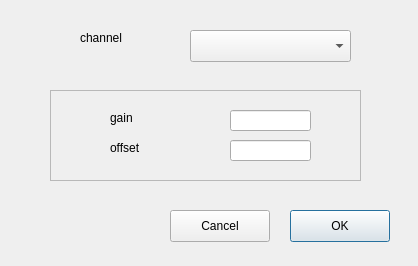
Qt form c-sources/devphysiodaq/devphysiodaq_ui/devphysiodaq_dialog.ui (JanMenssen/2023-physiomon) before a commit.
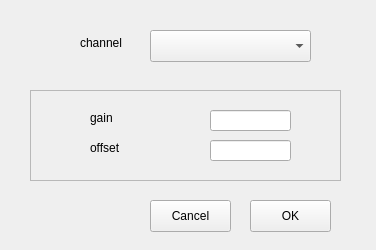
The same form after that commit.

```diff
--- a/c-sources/devphysiodaq/devphysiodaq_ui/devphysiodaq_dialog.ui
+++ b/c-sources/devphysiodaq/devphysiodaq_ui/devphysiodaq_dialog.ui
@@ -6,8 +6,8 @@
    <rect>
     <x>0</x>
     <y>0</y>
-    <width>418</width>
-    <height>266</height>
+    <width>376</width>
+    <height>250</height>
    </rect>
   </property>
   <property name="windowTitle">
@@ -16,7 +16,7 @@
   <widget class="QFrame" name="frame">
    <property name="geometry">
     <rect>
-     <x>50</x>
+     <x>30</x>
      <y>90</y>
      <width>311</width>
      <height>91</height>
@@ -85,9 +85,9 @@
    <property name="geometry">
     <rect>
      <x>80</x>
-     <y>30</y>
+     <y>33</y>
      <width>58</width>
-     <height>16</height>
+     <height>20</height>
     </rect>
    </property>
    <property name="text">
@@ -97,7 +97,7 @@
   <widget class="QComboBox" name="channelComboBox">
    <property name="geometry">
     <rect>
-     <x>190</x>
+     <x>150</x>
      <y>30</y>
      <width>161</width>
      <height>32</height>
@@ -107,28 +107,34 @@
   <widget class="QPushButton" name="okButton">
    <property name="geometry">
     <rect>
-     <x>290</x>
-     <y>210</y>
-     <width>100</width>
+     <x>250</x>
+     <y>200</y>
+     <width>81</width>
      <height>32</height>
     </rect>
    </property>
    <property name="text">
     <string>OK</string>
    </property>
+   <property name="autoDefault">
+    <bool>false</bool>
+   </property>
   </widget>
   <widget class="QPushButton" name="cancelButton">
    <property name="geometry">
     <rect>
-     <x>170</x>
-     <y>210</y>
-     <width>100</width>
+     <x>150</x>
+     <y>200</y>
+     <width>81</width>
      <height>32</height>
     </rect>
    </property>
    <property name="text">
     <string>Cancel</string>
    </property>
+   <property name="autoDefault">
+    <bool>false</bool>
+   </property>
   </widget>
  </widget>
  <tabstops>
```
Left out of the diff: 15 changed lines with no effect on the pictures.
